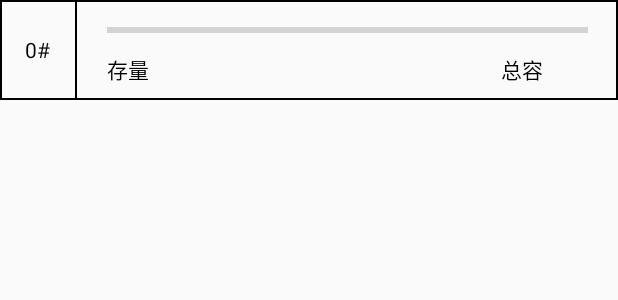
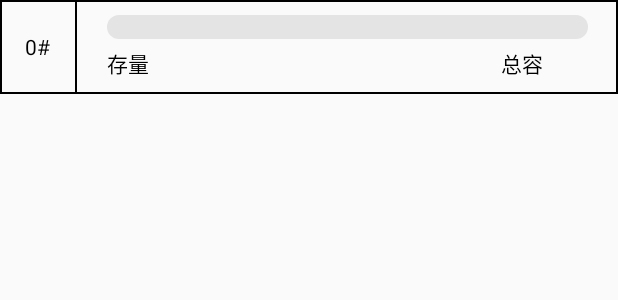
Before and after one commit to luozifu/NetTank, an Android app: the layout recycler_fuel.xml on its own in the app's theme, with its tools: preview values and no code run, on a phone screen of 412 x 824 dp. Shown: the top 300 px of the screen. Run offline under Robolectric (Android 15) with nearby library versions, the phone set to English and light mode, and no system bars.

Commit message:
修改首页进度条宽度

```diff
--- /dev/null
+++ b/app/src/main/res/drawable/layer_progress_h.xml
@@ -0,0 +1,25 @@
+<layer-list xmlns:android="http://schemas.android.com/apk/res/android">
+
+    <item android:id="@android:id/background">
+        <shape>
+            <corners android:radius="10dp" />
+            <gradient
+                android:angle="270"
+                android:centerColor="@color/bg_gray"
+                android:endColor="@color/bg_gray"
+                android:startColor="@color/bg_gray" />
+        </shape>
+    </item>
+    <item android:id="@android:id/progress">
+        <clip>
+            <shape>
+                <corners android:radius="10dp" />
+                <gradient
+                    android:centerColor="@color/colorAccent"
+                    android:endColor="@color/colorAccent"
+                    android:startColor="@color/colorAccent" />
+            </shape>
+        </clip>
+    </item>
+
+</layer-list>
--- a/app/src/main/res/layout/recycler_fuel.xml
+++ b/app/src/main/res/layout/recycler_fuel.xml
@@ -21,8 +21,9 @@
         <ProgressBar
             android:id="@+id/pb"
             android:layout_width="match_parent"
-            android:layout_height="@dimen/space_l"
+            android:layout_height="wrap_content"
             style="@style/Widget.AppCompat.ProgressBar.Horizontal"
+            android:progressDrawable="@drawable/layer_progress_h"
             android:layout_marginLeft="@dimen/space_l"
             android:layout_marginRight="@dimen/space_l"
             android:layout_marginTop="@dimen/space_m"/>
```
